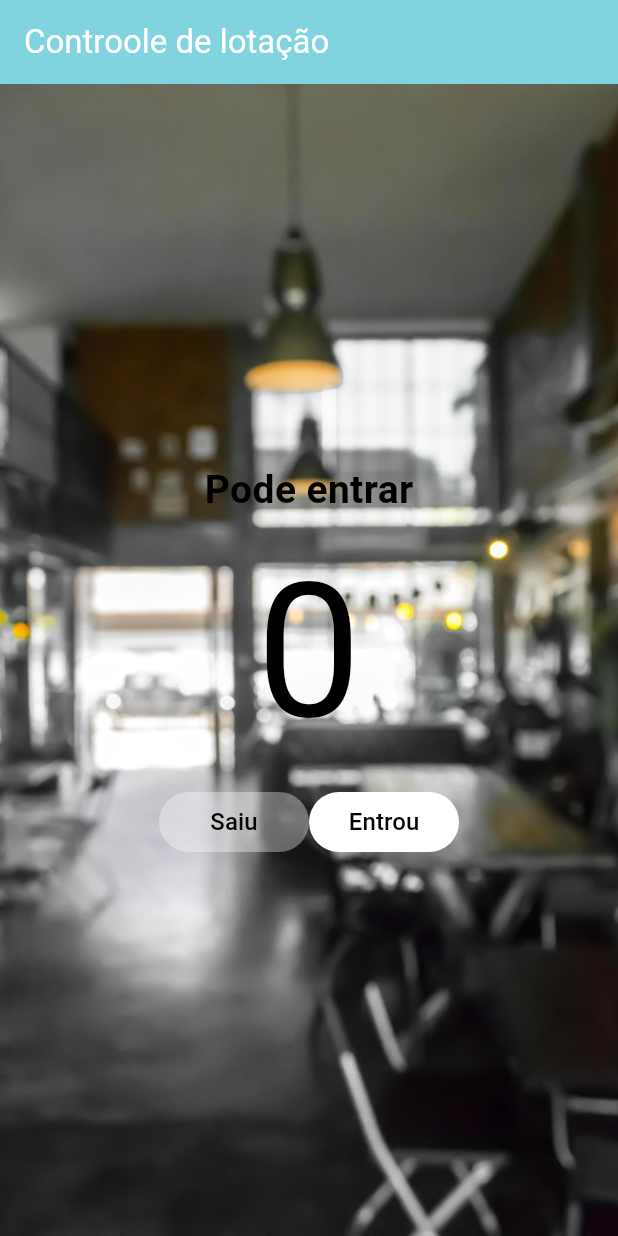
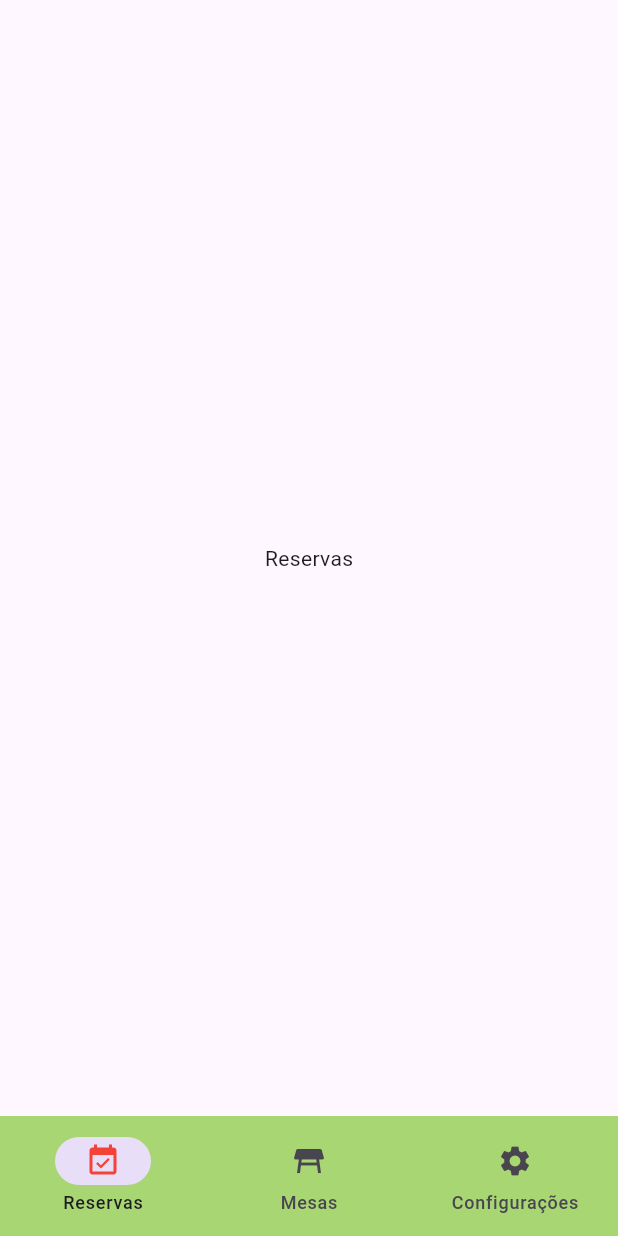
Before and after one commit to Andre-Matuda/CP1-Mobile, a Flutter app: the screen it shows after launch, on a phone screen of 412 x 824 dp. Run offline on Flutter 3.47's test engine with Material 3 defaults, Android fonts, the phone set to English and light mode, and no system bars.

```diff
--- a/lib/main.dart
+++ b/lib/main.dart
@@ -1,118 +1,17 @@
 import 'package:flutter/material.dart';
-
-void main() {
-  runApp(const MyApp());
+import 'package:cp1/pages/home_page.dart';
+void main(){
+  runApp(MyApp());
 }
 
 class MyApp extends StatelessWidget {
   const MyApp({super.key});
 
-  // This widget is the root of your application.
   @override
   Widget build(BuildContext context) {
-    return MaterialApp(
-      title: 'CP1 - Mobile',
-      theme: ThemeData(colorScheme: .fromSeed(seedColor: Colors.white)),
-      home: const MyHomePage(title: 'CP1-Mobile'),
+    return const MaterialApp(
+      debugShowCheckedModeBanner: false,
+      home: HomePage(),
     );
   }
 }
-
-class MyHomePage extends StatefulWidget {
-  const MyHomePage({super.key, required this.title});
-
-  final String title;
-
-  @override
-  State<MyHomePage> createState() => _MyHomePageState();
-}
-
-class _MyHomePageState extends State<MyHomePage> {
-  int _counter = 0;
-
-  void decrement() {
-    setState(() {
-      _counter--;
-    });
-  }
-
-  void increment() {
-    setState(() {
-      _counter++;
-    });
-  }
-
-  bool get isEmpty => _counter == 0;
-  bool get isFull => _counter == 30;
-
-  @override
-  Widget build(BuildContext context) {
-    return Scaffold(
-      appBar: AppBar(
-        backgroundColor: Theme.of(context).colorScheme.inversePrimary,
-        title: Text("Controole de lotação",
-          style: TextStyle(
-            color: Colors.white,
-          )),
-      ),
-
-      body: Container(
-        decoration: BoxDecoration(
-          image: DecorationImage(
-            image: AssetImage("assets/restaurante.jpg"),
-            fit: BoxFit.cover,
-          ),
-        ),
-        child: Column(
-          mainAxisAlignment: .center,
-          children: [
-            Text(
-              isFull ? "Restaurante lotado" : "Pode entrar",
-              style: TextStyle(
-                fontSize: 26,
-                color: Colors.black,
-                fontWeight: FontWeight.w700,
-              ),
-            ),
-
-            Text(
-              _counter.toString(),
-              style: TextStyle(fontSize: 125, color: Colors.black),
-            ),
-            Row(
-              mainAxisAlignment: MainAxisAlignment.center,
-              children: [
-                TextButton(
-                  onPressed: isEmpty ? null : decrement,
-                  style: TextButton.styleFrom(
-                    backgroundColor: isEmpty
-                        ? Colors.white.withAlpha(90)
-                        : Colors.white,
-                    fixedSize: Size(100, 20),
-                  ),
-                  child: Text(
-                    "Saiu",
-                    style: TextStyle(color: Colors.black, fontSize: 16),
-                  ),
-                ),
-                TextButton(
-                  onPressed: isFull ? null : increment,
-                  style: TextButton.styleFrom(
-                    backgroundColor: isFull
-                        ? Colors.white.withAlpha(90)
-                        : Colors.white,
-                    fixedSize: Size(100, 20),
-                  ),
-                  child: Text(
-                    "Entrou",
-                    style: TextStyle(color: Colors.black, fontSize: 16),
-                  ),
-                ),
-              ],
-            ),
-          ],
-        ),
-      ),
-    );
-  }
-}
--- /dev/null
+++ b/lib/pages/home_page.dart
@@ -0,0 +1,53 @@
+import 'package:flutter/material.dart';
+
+class HomePage extends StatefulWidget {
+  const HomePage({super.key});
+
+  @override
+  State<HomePage> createState() => _HomePageState();
+}
+
+class _HomePageState extends State<HomePage> {
+  int currentIndex = 0;
+
+  final List<Widget> pages = const [
+    Center(child: Text('Reservas')),
+    Center(child: Text('Mesas')),
+    Center(child: Text('Configurações')),
+  ];
+
+  @override
+  Widget build(BuildContext context) {
+    return Scaffold(
+      body: pages[currentIndex],
+      bottomNavigationBar: NavigationBar(
+        labelBehavior: NavigationDestinationLabelBehavior.alwaysShow,
+        backgroundColor: const Color.fromARGB(255, 168, 214, 115),
+        animationDuration: const Duration(milliseconds: 1000),
+        selectedIndex: currentIndex,
+        onDestinationSelected: (index) {
+          setState(() {
+            currentIndex = index;
+          });
+        },
+        destinations: const [
+          NavigationDestination(
+            icon: Icon(Icons.event_available),
+            label: "Reservas",
+            selectedIcon: Icon(Icons.event_available, color: Colors.red),
+          ),
+          NavigationDestination(
+            icon: Icon(Icons.table_restaurant),
+            label: "Mesas",
+            selectedIcon: Icon(Icons.table_restaurant, color: Colors.red),
+          ),
+          NavigationDestination(
+            icon: Icon(Icons.settings),
+            label: "Configurações",
+            selectedIcon: Icon(Icons.settings, color: Colors.red),
+          ),
+        ],
+      ),
+    );
+  }
+}
--- a/pubspec.yaml
+++ b/pubspec.yaml
@@ -34,6 +34,9 @@ dependencies:
   # The following adds the Cupertino Icons font to your application.
   # Use with the CupertinoIcons class for iOS style icons.
   cupertino_icons: ^1.0.8
+  intl:
+  flutter_slidable: ^4.0.3
+  shared_preferences: ^2.5.6
 
 dev_dependencies:
   flutter_test:
```
Also changed, not shown: analysis_options.yaml (+9 -0 lines), lib/models/reserva.dart (added, +20 -0 lines), lib/pages/reservation_list_page.dart (added), pubspec.lock, 1 other file.
